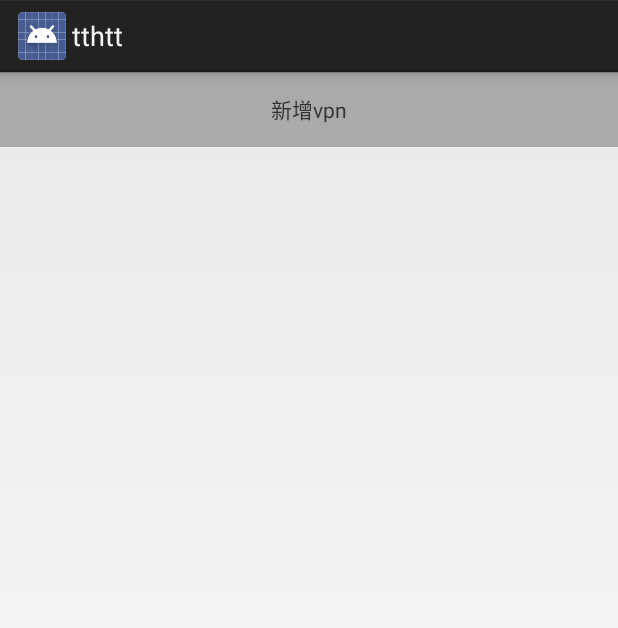
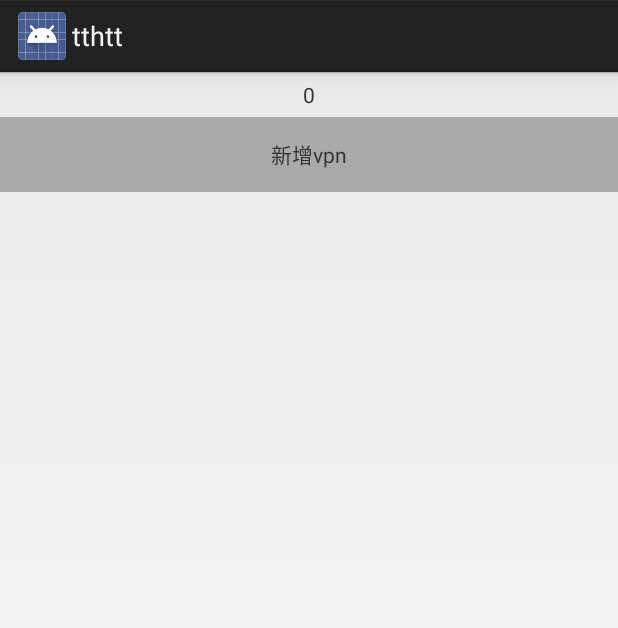
Before and after one commit to anAndroidMonster/003, an Android app: the VpnListActivity screen opened directly, with no data from a screen before it, on a phone screen of 412 x 824 dp. Shown: the top 628 px of the screen. Run offline under Robolectric (Android 15) with nearby library versions, the phone set to English and light mode, and no system bars; 2 statements that could not run were skipped.

Commit message:
增加显示网络总数；

```diff
--- a/app/src/main/java/com/example/tthtt/logic/syncPhoneDb/act/VpnListActivity.java
+++ b/app/src/main/java/com/example/tthtt/logic/syncPhoneDb/act/VpnListActivity.java
@@ -29,6 +29,7 @@ public class VpnListActivity extends Activity {
     private ListView mLvAddress;
     private VpnAdapter mAdapter;
     private TextView mTvAdd;
+    private TextView mTvCount;
     //data
     private List<VpnModel> mDataList = new ArrayList<>();
 
@@ -50,6 +51,7 @@ public class VpnListActivity extends Activity {
         mAdapter = new VpnAdapter(VpnListActivity.this, mDataList);
         mLvAddress.setAdapter(mAdapter);
         mTvAdd = (TextView) findViewById(R.id.tv_add);
+        mTvCount = (TextView) findViewById(R.id.tv_count);
     }
 
     private void initEvent(){
@@ -76,6 +78,7 @@ public class VpnListActivity extends Activity {
         mDataList.clear();
         mDataList.addAll(tempList);
         mAdapter.notifyDataSetChanged();
+        mTvCount.setText(mDataList.size() + "");
     }
 
     @Override
--- a/app/src/main/res/layout/activity_vpn_list.xml
+++ b/app/src/main/res/layout/activity_vpn_list.xml
@@ -3,6 +3,13 @@
     xmlns:android="http://schemas.android.com/apk/res/android" android:layout_width="match_parent"
     android:layout_height="match_parent"
     android:orientation="vertical">
+    <TextView
+        android:id="@+id/tv_count"
+        android:text="0"
+        android:gravity="center"
+        android:padding="5dp"
+        android:layout_width="match_parent"
+        android:layout_height="wrap_content" />
     <TextView
         android:id="@+id/tv_add"
         android:text="新增vpn"
```
